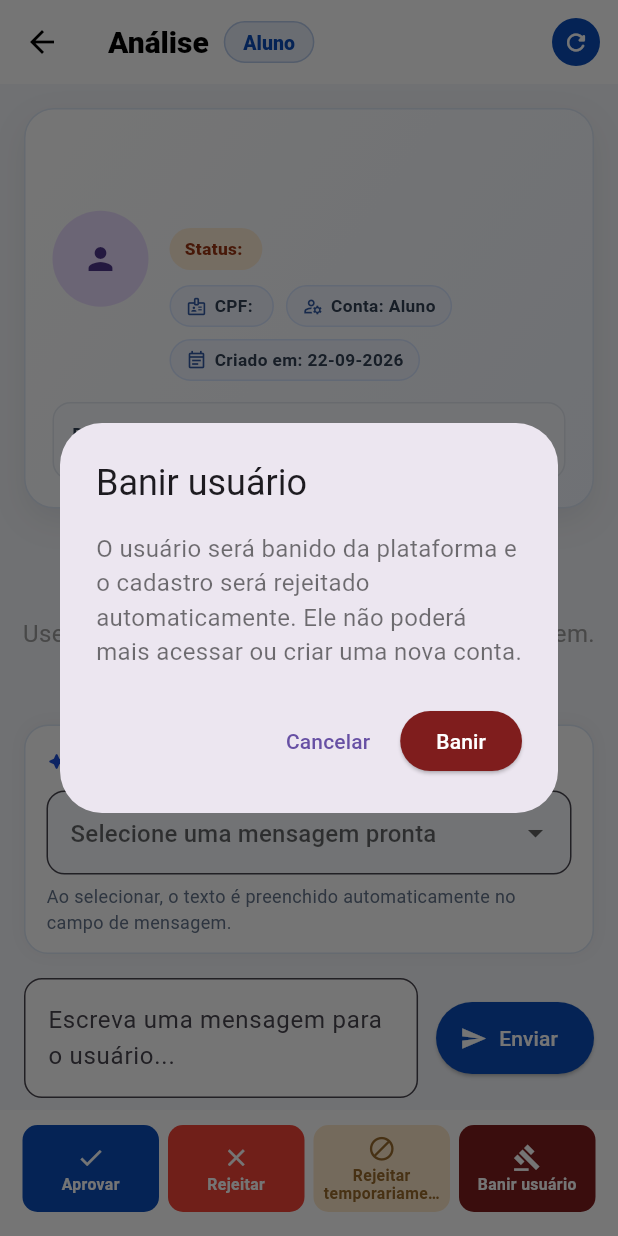
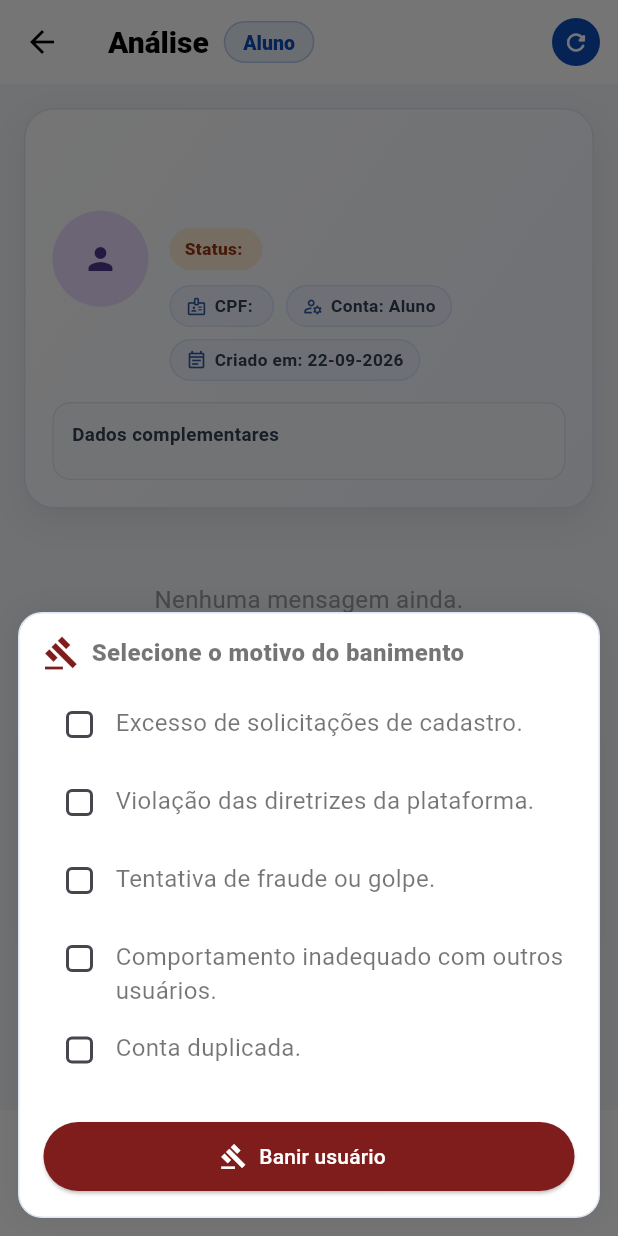
Before and after one commit to Kaio915/fitmatch, a Flutter app: the AdminTicketView screen opened directly with empty values, after a tap on "Banir usuário", on a phone screen of 412 x 824 dp. Run offline on Flutter 3.47's test engine with Material 3 defaults, Android fonts, the phone set to English and light mode, and no system bars; our stand-ins replace image_picker, mask_text_input_formatter, pdf, printing, shared_preferences; accounts and stored records are empty.

Commit message:
banido o motivo

```diff
--- a/lib/views/admin_ticket_view.dart
+++ b/lib/views/admin_ticket_view.dart
@@ -389,6 +389,17 @@ class _AdminTicketViewState extends State<AdminTicketView> {
     ];
   }
 
+  List<String> get _banTemplates {
+    return <String>[
+      'Excesso de solicitações de cadastro.',
+      'Violação das diretrizes da plataforma.',
+      'Tentativa de fraude ou golpe.',
+      'Comportamento inadequado com outros usuários.',
+      'Conta duplicada.',
+      'Uso indevido da plataforma (spam/propaganda).',
+    ];
+  }
+
   void _applyTemplate(String text) {
     setState(() {
       _msgController.text = text;
@@ -488,39 +499,17 @@ class _AdminTicketViewState extends State<AdminTicketView> {
       return;
     }
 
-    final confirmed = await showDialog<bool>(
-          context: context,
-          builder: (ctx) => AlertDialog(
-            title: const Text('Banir usuário'),
-            content: const Text(
-              'O usuário será banido da plataforma e o cadastro será '
-              'rejeitado automaticamente. Ele não poderá mais acessar ou '
-              'criar uma nova conta.',
-            ),
-            actions: [
-              TextButton(
-                onPressed: () => Navigator.pop(ctx, false),
-                child: const Text('Cancelar'),
-              ),
-              ElevatedButton(
-                style: ElevatedButton.styleFrom(
-                  backgroundColor: const Color(0xFF7F1D1D),
-                  foregroundColor: Colors.white,
-                ),
-                onPressed: () => Navigator.pop(ctx, true),
-                child: const Text('Banir'),
-              ),
-            ],
-          ),
-        ) ??
-        false;
+    await _showBanReasonSheet();
+  }
 
-    if (!confirmed) return;
+  Future<void> _banUser(String reason) async {
+    final userId = widget.user['id'];
+    if (userId == null) return;
 
     try {
       await AdminService.banUser(
         (userId as num).toInt(),
-        reason: AdminService.banReason,
+        reason: reason,
       );
       if (!mounted) return;
       Navigator.pop(context, true);
@@ -528,6 +517,123 @@ class _AdminTicketViewState extends State<AdminTicketView> {
       if (!mounted) return;
       _showSnack(e.toString().replaceFirst('Exception: ', ''));
     }
+  }
+
+  Future<void> _showBanReasonSheet() async {
+    String? selectedReason;
+
+    await showModalBottomSheet<void>(
+      context: context,
+      isScrollControlled: true,
+      backgroundColor: Colors.transparent,
+      builder: (sheetCtx) {
+        return StatefulBuilder(
+          builder: (ctx, setModalState) => Container(
+            margin: const EdgeInsets.fromLTRB(12, 0, 12, 12),
+            padding: const EdgeInsets.fromLTRB(16, 14, 16, 16),
+            decoration: BoxDecoration(
+              color: Colors.white,
+              borderRadius: BorderRadius.circular(16),
+              border: Border.all(color: const Color(0xFFDCE6F5)),
+              boxShadow: [
+                BoxShadow(color: Colors.black.withValues(alpha: .08), blurRadius: 18),
+              ],
+            ),
+            child: SafeArea(
+              top: false,
+              child: Column(
+                mainAxisSize: MainAxisSize.min,
+                crossAxisAlignment: CrossAxisAlignment.start,
+                children: [
+                  const Row(
+                    children: [
+                      Icon(Icons.gavel, color: Color(0xFF7F1D1D)),
+                      SizedBox(width: 8),
+                      Expanded(
+                        child: Text(
+                          'Selecione o motivo do banimento',
+                          style: TextStyle(
+                            fontSize: 16,
+                            fontWeight: FontWeight.w800,
+                          ),
+                        ),
+                      ),
+                    ],
+                  ),
+                  const SizedBox(height: 10),
+                  ConstrainedBox(
+                    constraints: const BoxConstraints(maxHeight: 280),
+                    child: SingleChildScrollView(
+                      child: Column(
+                        children: _banTemplates.map((reason) {
+                          final checked = selectedReason == reason;
+                          return InkWell(
+                            borderRadius: BorderRadius.circular(10),
+                            onTap: () => setModalState(() {
+                              selectedReason = checked ? null : reason;
+                            }),
+                            child: Padding(
+                              padding: const EdgeInsets.symmetric(vertical: 2),
+                              child: Row(
+                                crossAxisAlignment: CrossAxisAlignment.start,
+                                children: [
+                                  Checkbox(
+                                    value: checked,
+                                    onChanged: (_) => setModalState(() {
+                                      selectedReason = checked ? null : reason;
+                                    }),
+                                    shape: RoundedRectangleBorder(
+                                      borderRadius: BorderRadius.circular(4),
+                                    ),
+                                  ),
+                                  Expanded(
+                                    child: Padding(
+                                      padding: const EdgeInsets.only(top: 11),
+                                      child: Text(reason),
+                                    ),
+                                  ),
+                                ],
+                              ),
+                            ),
+                          );
+                        }).toList(),
+                      ),
+                    ),
+                  ),
+                  const SizedBox(height: 10),
+                  SizedBox(
+                    width: double.infinity,
+                    child: ElevatedButton.icon(
+                      onPressed: () async {
+                        final reason = (selectedReason ?? '').trim();
+                        if (reason.isEmpty) {
+                          ScaffoldMessenger.of(context).showSnackBar(
+                            const SnackBar(
+                              content: Text('Selecione um motivo de banimento'),
+                            ),
+                          );
+                          return;
+                        }
+
+                        Navigator.pop(sheetCtx);
+                        await _banUser(reason);
+                      },
+                      icon: const Icon(Icons.gavel),
+                      label: const Text('Banir usuário'),
+                      style: ElevatedButton.styleFrom(
+                        backgroundColor: const Color(0xFF7F1D1D),
+                        foregroundColor: Colors.white,
+                        minimumSize: const Size.fromHeight(46),
+                      ),
+                    ),
+                  ),
+                ],
+              ),
+            ),
+          ),
+        );
+      },
+    );
   }
 
   Future<void> _reject(String reason) async {
```
